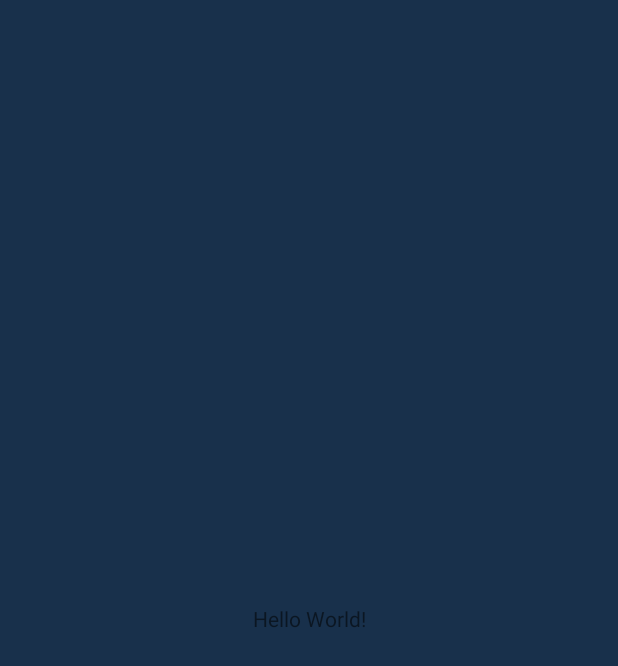
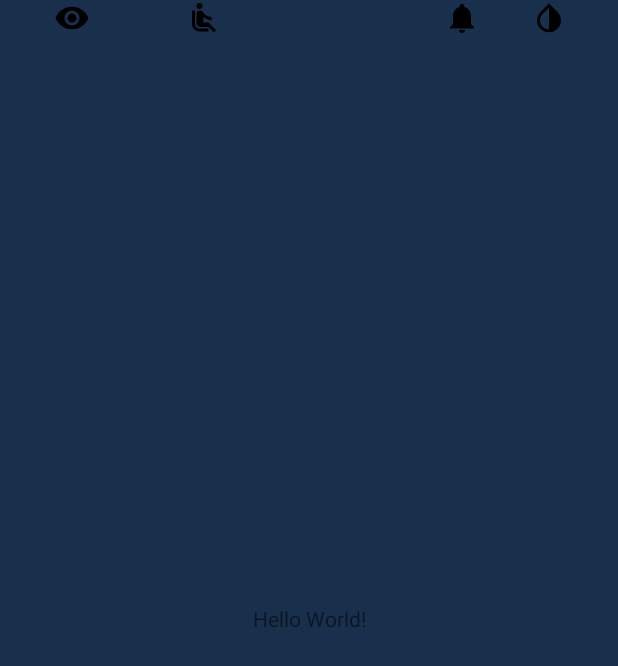
Before and after one commit to SongSieun/Rest, an Android app: the screen it shows after launch (MainActivity), on a phone screen of 412 x 824 dp. Before the commit the part shown is almost empty. Shown: the top 666 px of the screen. Run offline under Robolectric (Android 15) with nearby library versions, the phone set to English and light mode, and no system bars.

Commit message:
source code update

```diff
--- a/Rest/app/build.gradle
+++ b/Rest/app/build.gradle
@@ -22,6 +22,7 @@ dependencies {
     implementation fileTree(dir: 'libs', include: ['*.jar'])
     implementation 'com.android.support:appcompat-v7:27.0.0'
     implementation 'com.android.support.constraint:constraint-layout:1.1.3'
+    implementation 'com.android.support:design:27.0.0'
     testImplementation 'junit:junit:4.12'
     androidTestImplementation 'com.android.support.test:runner:1.0.2'
     androidTestImplementation 'com.android.support.test.espresso:espresso-core:3.0.2'
--- /dev/null
+++ b/Rest/app/src/main/res/drawable/ic_airline_seat_recline_normal_black_24dp.xml
@@ -0,0 +1,9 @@
+<vector xmlns:android="http://schemas.android.com/apk/res/android"
+        android:width="24dp"
+        android:height="24dp"
+        android:viewportWidth="24.0"
+        android:viewportHeight="24.0">
+    <path
+        android:fillColor="#FF000000"
+        android:pathData="M7.59,5.41c-0.78,-0.78 -0.78,-2.05 0,-2.83 0.78,-0.78 2.05,-0.78 2.83,0 0.78,0.78 0.78,2.05 0,2.83 -0.79,0.79 -2.05,0.79 -2.83,0zM6,16L6,7L4,7v9c0,2.76 2.24,5 5,5h6v-2L9,19c-1.66,0 -3,-1.34 -3,-3zM20,20.07L14.93,15L11.5,15v-3.68c1.4,1.15 3.6,2.16 5.5,2.16v-2.16c-1.66,0.02 -3.61,-0.87 -4.67,-2.04l-1.4,-1.55c-0.19,-0.21 -0.43,-0.38 -0.69,-0.5 -0.29,-0.14 -0.62,-0.23 -0.96,-0.23h-0.03C8.01,7 7,8.01 7,9.25L7,15c0,1.66 1.34,3 3,3h5.07l3.5,3.5L20,20.07z"/>
+</vector>
--- /dev/null
+++ b/Rest/app/src/main/res/drawable/ic_invert_colors_black_24dp.xml
@@ -0,0 +1,9 @@
+<vector xmlns:android="http://schemas.android.com/apk/res/android"
+        android:width="24dp"
+        android:height="24dp"
+        android:viewportWidth="24.0"
+        android:viewportHeight="24.0">
+    <path
+        android:fillColor="#FF000000"
+        android:pathData="M17.66,7.93L12,2.27 6.34,7.93c-3.12,3.12 -3.12,8.19 0,11.31C7.9,20.8 9.95,21.58 12,21.58c2.05,0 4.1,-0.78 5.66,-2.34 3.12,-3.12 3.12,-8.19 0,-11.31zM12,19.59c-1.6,0 -3.11,-0.62 -4.24,-1.76C6.62,16.69 6,15.19 6,13.59s0.62,-3.11 1.76,-4.24L12,5.1v14.49z"/>
+</vector>
--- /dev/null
+++ b/Rest/app/src/main/res/drawable/ic_notifications_black_24dp.xml
@@ -0,0 +1,9 @@
+<vector xmlns:android="http://schemas.android.com/apk/res/android"
+        android:width="24dp"
+        android:height="24dp"
+        android:viewportWidth="24.0"
+        android:viewportHeight="24.0">
+    <path
+        android:fillColor="#FF000000"
+        android:pathData="M12,22c1.1,0 2,-0.9 2,-2h-4c0,1.1 0.89,2 2,2zM18,16v-5c0,-3.07 -1.64,-5.64 -4.5,-6.32L13.5,4c0,-0.83 -0.67,-1.5 -1.5,-1.5s-1.5,0.67 -1.5,1.5v0.68C7.63,5.36 6,7.92 6,11v5l-2,2v1h16v-1l-2,-2z"/>
+</vector>
--- /dev/null
+++ b/Rest/app/src/main/res/drawable/ic_notifications_off_black_24dp.xml
@@ -0,0 +1,9 @@
+<vector xmlns:android="http://schemas.android.com/apk/res/android"
+        android:width="24dp"
+        android:height="24dp"
+        android:viewportWidth="24.0"
+        android:viewportHeight="24.0">
+    <path
+        android:fillColor="#FF000000"
+        android:pathData="M20,18.69L7.84,6.14 5.27,3.49 4,4.76l2.8,2.8v0.01c-0.52,0.99 -0.8,2.16 -0.8,3.42v5l-2,2v1h13.73l2,2L21,19.72l-1,-1.03zM12,22c1.11,0 2,-0.89 2,-2h-4c0,1.11 0.89,2 2,2zM18,14.68L18,11c0,-3.08 -1.64,-5.64 -4.5,-6.32L13.5,4c0,-0.83 -0.67,-1.5 -1.5,-1.5s-1.5,0.67 -1.5,1.5v0.68c-0.15,0.03 -0.29,0.08 -0.42,0.12 -0.1,0.03 -0.2,0.07 -0.3,0.11h-0.01c-0.01,0 -0.01,0 -0.02,0.01 -0.23,0.09 -0.46,0.2 -0.68,0.31 0,0 -0.01,0 -0.01,0.01L18,14.68z"/>
+</vector>
--- /dev/null
+++ b/Rest/app/src/main/res/drawable/ic_remove_red_eye_black_24dp.xml
@@ -0,0 +1,9 @@
+<vector xmlns:android="http://schemas.android.com/apk/res/android"
+        android:width="24dp"
+        android:height="24dp"
+        android:viewportWidth="24.0"
+        android:viewportHeight="24.0">
+    <path
+        android:fillColor="#FF000000"
+        android:pathData="M12,4.5C7,4.5 2.73,7.61 1,12c1.73,4.39 6,7.5 11,7.5s9.27,-3.11 11,-7.5c-1.73,-4.39 -6,-7.5 -11,-7.5zM12,17c-2.76,0 -5,-2.24 -5,-5s2.24,-5 5,-5 5,2.24 5,5 -2.24,5 -5,5zM12,9c-1.66,0 -3,1.34 -3,3s1.34,3 3,3 3,-1.34 3,-3 -1.34,-3 -3,-3z"/>
+</vector>
--- a/Rest/app/src/main/res/layout/activity_main.xml
+++ b/Rest/app/src/main/res/layout/activity_main.xml
@@ -6,6 +6,51 @@
     android:layout_height="match_parent"
     android:background="@color/background"
     tools:context=".MainActivity">
+
+    <ImageView
+        android:id="@+id/rightseat"
+        android:layout_width="wrap_content"
+        android:layout_height="wrap_content"
+        android:layout_marginEnd="148dp"
+        android:layout_marginLeft="60dp"
+        android:layout_marginRight="148dp"
+        android:src="@drawable/ic_airline_seat_recline_normal_black_24dp"
+        app:layout_constraintEnd_toStartOf="@+id/noti"
+        app:layout_constraintLeft_toRightOf="@+id/eyestretching"
+        tools:layout_editor_absoluteY="50dp" />
+
+    <ImageView
+        android:id="@+id/eyestretching"
+        android:layout_width="wrap_content"
+        android:layout_height="wrap_content"
+        android:layout_marginRight="64dp"
+        android:src="@drawable/ic_remove_red_eye_black_24dp"
+        app:layout_constraintHorizontal_chainStyle="spread_inside"
+        app:layout_constraintRight_toLeftOf="@id/rightseat"
+        tools:layout_editor_absoluteY="50dp" />
+
+    <ImageView
+        android:id="@+id/noti"
+        android:layout_width="wrap_content"
+        android:layout_height="wrap_content"
+        android:layout_marginEnd="92dp"
+        android:layout_marginRight="92dp"
+        android:src="@drawable/ic_notifications_black_24dp"
+        app:layout_constraintEnd_toEndOf="parent"
+        tools:layout_editor_absoluteY="39dp" />
+
+    <ImageView
+        android:id="@+id/bluescreen"
+        android:layout_width="wrap_content"
+        android:layout_height="wrap_content"
+        android:layout_marginEnd="8dp"
+        android:layout_marginLeft="8dp"
+        android:layout_marginRight="8dp"
+        android:layout_marginStart="8dp"
+        android:src="@drawable/ic_invert_colors_black_24dp"
+        app:layout_constraintEnd_toEndOf="parent"
+        app:layout_constraintStart_toEndOf="@+id/noti"
+        tools:layout_editor_absoluteY="74dp" />
 
     <TextView
         android:layout_width="wrap_content"
@@ -16,4 +61,5 @@
         app:layout_constraintRight_toRightOf="parent"
         app:layout_constraintTop_toTopOf="parent" />
 
+
 </android.support.constraint.ConstraintLayout>
```
Also changed, not shown: 1 other file.
